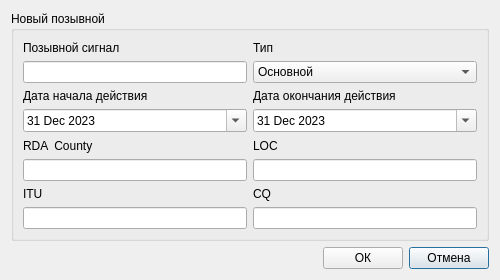
Above: addcallsign.ui from qsosu/logger before the change. Below: the same form after it.
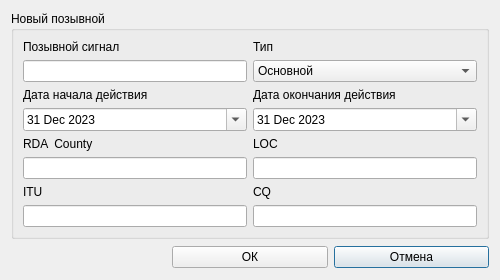
That is the form after the change. Icons and pictures are not drawn.

```diff
--- a/addcallsign.ui
+++ b/addcallsign.ui
@@ -46,9 +46,6 @@
    </item>
    <item row="12" column="0">
     <spacer name="horizontalSpacer">
-     <property name="orientation">
-      <enum>Qt::Orientation::Horizontal</enum>
-     </property>
      <property name="sizeHint" stdset="0">
       <size>
        <width>40</width>
```
Left out of the diff: 12 changed lines with no effect on the pictures.
